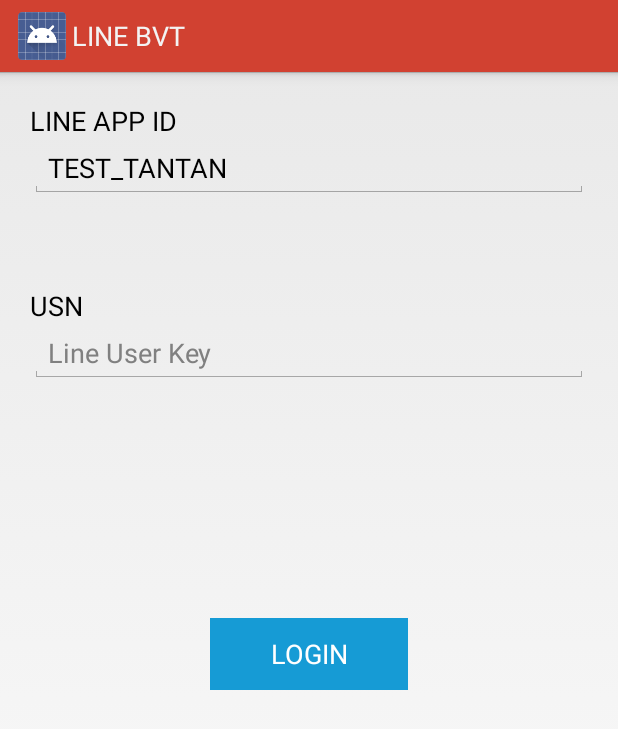
After one commit to IGAW-Mike/LineCrossPromotion, an Android app: the layout login.xml on its own in the app's theme, with its tools: preview values and no code run, on a phone screen of 412 x 824 dp. The commit adds this screen. Shown: the top 729 px of the screen. Run offline under Robolectric (Android 15) with nearby library versions, the phone set to English and light mode, and no system bars.

Commit message:
design changed

```diff
--- a/LineCrossPromotionSampleProjAndroid/app/build.gradle
+++ b/LineCrossPromotionSampleProjAndroid/app/build.gradle
@@ -23,4 +23,5 @@ dependencies {
     compile fileTree(dir: 'libs', include: ['*.jar'])
     testCompile 'junit:junit:4.12'
     compile 'com.android.support:appcompat-v7:23.1.1'
+    compile 'com.google.android.gms:play-services-appindexing:8.1.0'
 }
--- /dev/null
+++ b/LineCrossPromotionSampleProjAndroid/app/src/main/res/layout/login.xml
@@ -0,0 +1,63 @@
+<?xml version="1.0" encoding="utf-8"?>
+<RelativeLayout xmlns:android="http://schemas.android.com/apk/res/android"
+    android:orientation="vertical" android:layout_width="match_parent"
+    android:layout_height="match_parent"
+    android:layout_margin="20dp">
+
+    <TextView
+        android:layout_width="wrap_content"
+        android:layout_height="wrap_content"
+        android:textAppearance="?android:attr/textAppearanceMedium"
+        android:text="LINE APP ID"
+        android:id="@+id/lineAppIdTv"
+        android:layout_alignParentTop="true"
+        android:layout_alignParentLeft="true"
+        android:layout_alignParentStart="true" />
+
+    <EditText
+        android:layout_width="wrap_content"
+        android:layout_height="wrap_content"
+        android:id="@+id/lineAppId"
+        android:layout_below="@+id/lineAppIdTv"
+        android:layout_alignParentLeft="true"
+        android:layout_alignParentStart="true"
+        android:layout_alignParentRight="true"
+        android:layout_alignParentEnd="true"
+        android:text="TEST_TANTAN" />
+
+    <TextView
+        android:layout_width="wrap_content"
+        android:layout_height="wrap_content"
+        android:textAppearance="?android:attr/textAppearanceMedium"
+        android:text="USN"
+        android:id="@+id/textView4"
+        android:layout_below="@+id/lineAppId"
+        android:layout_alignParentLeft="true"
+        android:layout_alignParentStart="true"
+        android:layout_marginTop="59dp" />
+
+    <EditText
+        android:layout_width="wrap_content"
+        android:layout_height="wrap_content"
+        android:id="@+id/lineUserKey"
+        android:layout_below="@+id/textView4"
+        android:hint="Line User Key"
+        android:layout_alignParentLeft="true"
+        android:layout_alignParentStart="true"
+        android:layout_alignParentRight="true"
+        android:layout_alignParentEnd="true" />
+
+    <Button
+        android:layout_width="wrap_content"
+        android:layout_height="wrap_content"
+        android:text="LOGIN"
+        android:id="@+id/loginBtn"
+        android:background="#169bd5"
+        android:textColor="@android:color/white"
+        android:layout_centerVertical="true"
+        android:layout_centerHorizontal="true"
+        android:paddingLeft="40dp"
+        android:paddingRight="40dp" />
+
+
+</RelativeLayout>
--- a/LineCrossPromotionSampleProjAndroid/app/src/main/res/values/strings.xml
+++ b/LineCrossPromotionSampleProjAndroid/app/src/main/res/values/strings.xml
@@ -1,3 +1,4 @@
 <resources>
-    <string name="app_name">LineCrossPromotionSample</string>
+    <string name="app_name">LINE BVT</string>
+    <string name="app_id">(app id)</string>
 </resources>
--- a/LineCrossPromotionSampleProjAndroid/app/src/main/res/values/styles.xml
+++ b/LineCrossPromotionSampleProjAndroid/app/src/main/res/values/styles.xml
@@ -1,11 +1,16 @@
 <resources>
 
     <!-- Base application theme. -->
-    <style name="AppTheme" parent="Theme.AppCompat.Light.DarkActionBar">
-        <!-- Customize your theme here. -->
-        <item name="colorPrimary">@color/colorPrimary</item>
-        <item name="colorPrimaryDark">@color/colorPrimaryDark</item>
-        <item name="colorAccent">@color/colorAccent</item>
+
+    <style name="AppBaseTheme" parent="android:Theme.Holo.Light">
+
+        <item name="android:actionBarStyle">@style/MyActionBar</item>
+
     </style>
 
+    <style name="MyActionBar" parent="android:style/Widget.Holo.Light.ActionBar.Solid.Inverse">
+
+        <item name="android:background">#D14131</item>
+
+    </style>
 </resources>
```
Also changed, not shown: LineCrossPromotionSampleProjAndroid/app/src/main/AndroidManifest.xml (+7 -3 lines), LineCrossPromotionSampleProjAndroid/app/src/main/java/com/iga/LineCrossPromotionSampleProj/BridgeActivity.java (added, +18 -0 lines), LineCrossPromotionSampleProjAndroid/app/src/main/java/com/iga/LineCrossPromotionSampleProj/LoginActivity.java (added, +173 -0 lines), LineCrossPromotionSampleProjAndroid/app/src/main/java/com/iga/LineCrossPromotionSampleProj/MainActivity.java (+43 -24 lines), LineCrossPromotionSampleProjAndroid/app/src/main/res/layout/bridge.xml (added, +7 -0 lines), 1 other file.
